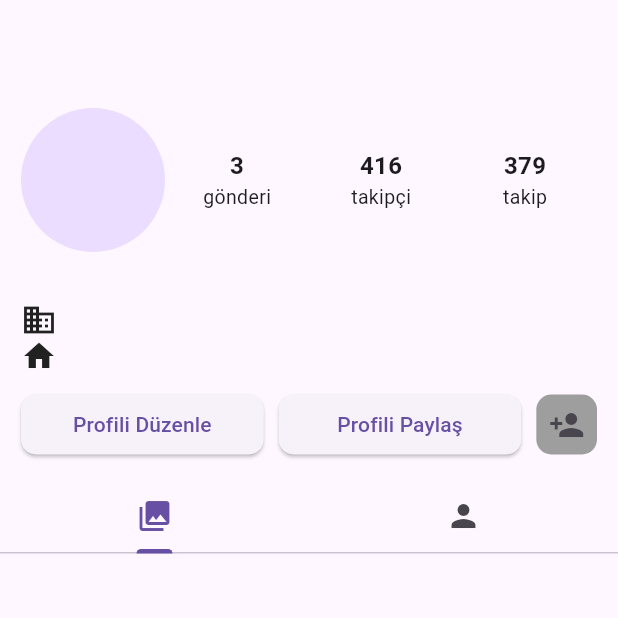
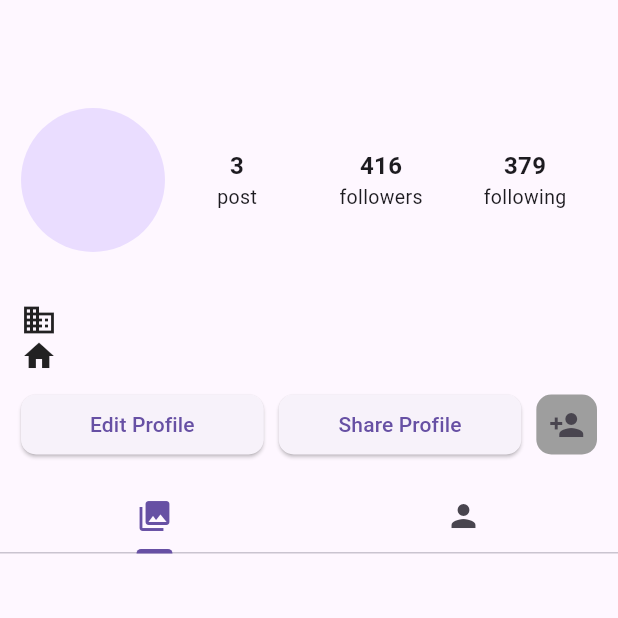
Before and after one commit to YigitTilki/mdp2, a Flutter app: the ProfileView screen opened directly with empty values, on a phone screen of 412 x 824 dp, the top half of it. Run offline on Flutter 3.47's test engine with Material 3 defaults, Android fonts, the phone set to English and light mode, and no system bars; our stand-ins replace auto_route, cached_network_image, connectivity_plus, dio, equatable, flutter_dotenv and 3 more; generated files the repository leaves out were written again; network calls fail.

Commit message:
profile page

```diff
--- a/lib/feature/home/domain/user_model/company_model.dart
+++ b/lib/feature/home/domain/user_model/company_model.dart
@@ -1,5 +1,6 @@
+import 'package:equatable/equatable.dart';
 import 'package:json_annotation/json_annotation.dart';
-import 'package:equatable/equatable.dart';
+
 part 'company_model.g.dart';
 
 @JsonSerializable()
--- a/lib/feature/profile/presentation/profile_view.dart
+++ b/lib/feature/profile/presentation/profile_view.dart
@@ -1,5 +1,6 @@
 import 'package:auto_route/auto_route.dart';
 import 'package:flutter/material.dart';
+import 'package:flutter_i18n/flutter_i18n.dart';
 import 'package:flutter_riverpod/flutter_riverpod.dart';
 import 'package:mdp2/feature/home/domain/user_model/user_model.dart';
 import 'package:mdp2/feature/profile/application/profile_provider.dart';
@@ -30,6 +31,10 @@ class _ProfileViewState extends ConsumerState<ProfileView> {
       ref
           .read(profileProvider.notifier)
           .getAlbums(widget.userModel.id.toString());
+
+      ref
+          .read(profileProvider.notifier)
+          .getPosts(widget.userModel.id.toString());
     });
   }
 
@@ -53,25 +58,34 @@ class _ProfileViewState extends ConsumerState<ProfileView> {
               child: Column(
                 crossAxisAlignment: CrossAxisAlignment.start,
                 children: [
-                  const Row(
+                  Row(
                     children: [
-                      Expanded(child: ProfileAvatar()),
+                      const Expanded(child: ProfileAvatar()),
                       Expanded(
                         child: FollowerDetailColumn(
                           count: '3',
-                          label: 'gönderi',
+                          label: FlutterI18n.translate(
+                            context,
+                            'profile_page.posts',
+                          ),
                         ),
                       ),
                       Expanded(
                         child: FollowerDetailColumn(
                           count: '416',
-                          label: 'takipçi',
+                          label: FlutterI18n.translate(
+                            context,
+                            'profile_page.followers',
+                          ),
                         ),
                       ),
                       Expanded(
                         child: FollowerDetailColumn(
                           count: '379',
-                          label: 'takip',
+                          label: FlutterI18n.translate(
+                            context,
+                            'profile_page.following',
+                          ),
                         ),
                       ),
                     ],
@@ -110,7 +124,12 @@ class _ProfileViewState extends ConsumerState<ProfileView> {
                               ),
                             ),
                           ),
-                          child: const Text('Profili Düzenle'),
+                          child: Text(
+                            FlutterI18n.translate(
+                              context,
+                              'profile_page.edit_profile',
+                            ),
+                          ),
                         ),
                       ),
                       const AppSpacer.horizontal10(),
@@ -125,7 +144,12 @@ class _ProfileViewState extends ConsumerState<ProfileView> {
                               ),
                             ),
                           ),
-                          child: const Text('Profili Paylaş'),
+                          child: Text(
+                            FlutterI18n.translate(
+                              context,
+                              'profile_page.share_profile',
+                            ),
+                          ),
                         ),
                       ),
                       const AppSpacer.horizontal10(),
@@ -159,11 +183,13 @@ class _ProfileViewState extends ConsumerState<ProfileView> {
             if (state.isLoading)
               const LinearProgressIndicator()
             else
-              const Expanded(
+              Expanded(
                 child: TabBarView(
                   children: [
-                    AlbumsView(),
-                    Text('fsd'),
+                    AlbumsView(
+                      userModel: widget.userModel,
+                    ),
+                    const Text('fsd'),
                   ],
                 ),
               ),
```
Also changed, not shown: lib/feature/profile/application/profile_provider.dart (+54 -20 lines), lib/feature/profile/data/profile_repository.dart (+19 -0 lines), lib/feature/profile/domain/profile_state.dart (+23 -1 lines), lib/feature/profile/presentation/widgets/albums_view.dart (+47 -12 lines), lib/product/service/api_service.dart (+6 -6 lines).
